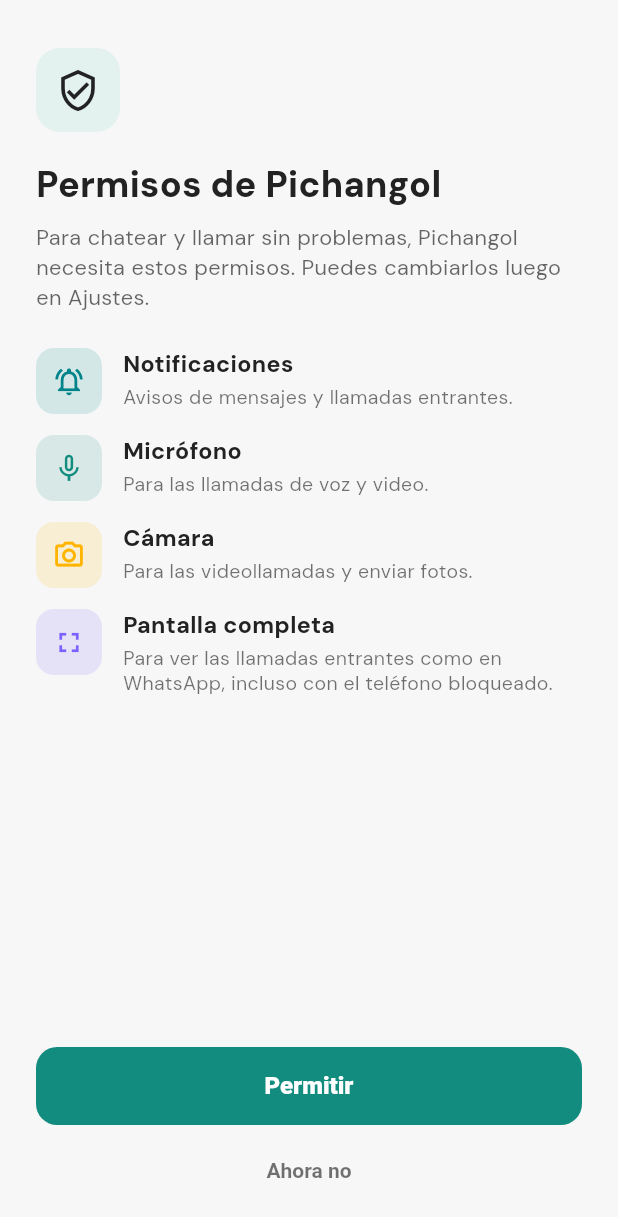
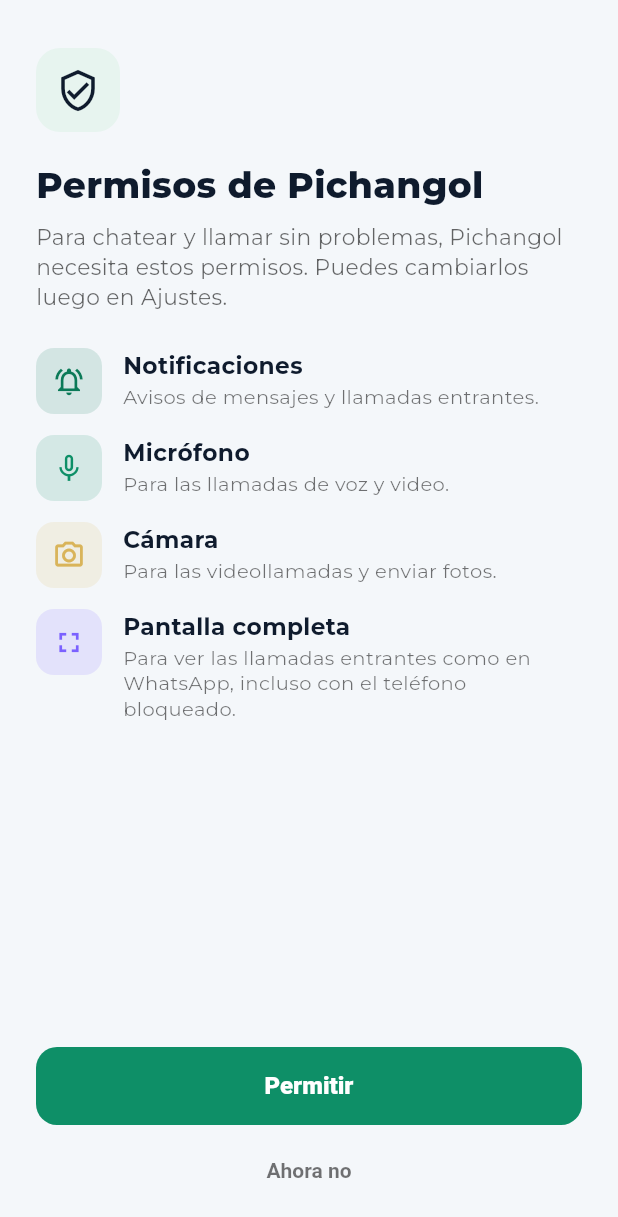
Before and after one commit to dcalagua/canchas-app-lima, a Flutter app: the screen it shows after launch, after a tap on "Saltar", on a phone screen of 412 x 824 dp. Shown: the top 1217 px of the screen. Run offline on Flutter 3.47's test engine with Material 3 defaults, Android fonts, the phone set to English and light mode, and no system bars; our stand-ins replace audioplayers, cached_network_image, file_picker, firebase_core, firebase_messaging, flutter_cache_manager and 19 more; missing offline and left inert: android_intent_plus, flutter_callkit_incoming, flutter_webrtc, google_mlkit_text_recognition, record; accounts and stored records are empty; network calls fail.

Commit message:
Paleta del logo nuevo + Montserrat SemiBold en toda la app
Pedido del director: aplicar la paleta del logo para ver cómo queda.
Remapeo a nivel de TOKENS (theme.dart), así toda la app se re-pinta sin
tocar cada pantalla:
- Verde esmeralda #0E8F67 → CTA/acento principal (antes verde WhatsApp)
- Azul noche #0F1B2D → texto y superficies oscuras (reemplaza al negro)
- Dorado suave #D9B45A → calificaciones/energía/PRO (reemplaza F2C94C en
  las 7 pantallas que lo tenían fijo)
- Gris claro #E9EEF4 → chips/bordes (trazo #DDE5EF) · fondo #F4F7FA
- Muted gris azulado #627080 · tinte esmeralda suave #E7F4EF
- Tema oscuro ahora en base azul noche (fondo #0A1420, superficies
  #13202F/#1B2A3C)
- Gradientes de headers y banner Pro en azul noche → esmeralda

Tipografía: DM Sans → Montserrat (títulos SemiBold w600, displays w700)
en tema claro y oscuro, vía google_fonts ya presente.

Co-Authored-By: Claude <noreply@anthropic.com>

```diff
--- a/lib/screens/campeonatos_screen.dart
+++ b/lib/screens/campeonatos_screen.dart
@@ -68,7 +68,7 @@ class CampeonatosScreen extends StatelessWidget {
           if (lista.isEmpty) {
             return VacioAirbnb(
               icono: Icons.emoji_events_outlined,
-              colorIcono: const Color(0xFFF2C94C),
+              colorIcono: const Color(0xFFD9B45A),
               titulo: 'Aún no hay\ncampeonatos',
               mensaje: _esDueno()
                   ? 'Crea uno: arma la llave o la liga, carga resultados y '
--- a/lib/screens/perfil_screen.dart
+++ b/lib/screens/perfil_screen.dart
@@ -388,7 +388,7 @@ class _TarjetaIdentidad extends StatelessWidget {
                             mainAxisSize: MainAxisSize.min,
                             children: [
                               Icon(Icons.workspace_premium,
-                                  size: 13, color: Color(0xFFF2C94C)),
+                                  size: 13, color: Color(0xFFD9B45A)),
                               SizedBox(width: 3),
                               Text('PRO',
                                   style: TextStyle(
--- a/lib/screens/recargar_saldo_screen.dart
+++ b/lib/screens/recargar_saldo_screen.dart
@@ -456,7 +456,7 @@ class _RecargarSaldoScreenState extends State<RecargarSaldoScreen> {
             decoration: BoxDecoration(
                 color: const Color(0xFFFFF4E5),
                 borderRadius: BorderRadius.circular(12),
-                border: Border.all(color: const Color(0xFFF2C94C))),
+                border: Border.all(color: const Color(0xFFD9B45A))),
             child: const Row(
               children: [
                 CircleAvatar(radius: 16, backgroundColor: amarillo, child: Icon(Icons.info_outline, size: 17, color: Colors.white)),
--- a/lib/theme.dart
+++ b/lib/theme.dart
@@ -4,7 +4,7 @@ import 'package:google_fonts/google_fonts.dart';
 import 'models/models.dart';
 
 // ─────────────────────────────────────────────────────────────────────────
-// PICHANGOL · Tema final — paleta oficial EBIM (grupoebim.com) + DM Sans
+// PICHANGOL · Tema — PALETA DEL LOGO NUEVO + Montserrat SemiBold
 //
 // Reemplazo directo de lib/theme.dart. Mantiene la MISMA API pública
 // (verdeCancha, coral, colorDeporte, iconoDeporte, buildTheme) para no
@@ -24,25 +24,29 @@ import 'models/models.dart';
 // Requiere en pubspec.yaml → dependencies: google_fonts: ^6.2.1
 // ─────────────────────────────────────────────────────────────────────────
 
-// ── Identidad: estructura AIRBNB (negro Hof + blancos/grises) pero el color de
-// ACENTO es el VERDE de WhatsApp (#128C7E), no el coral. Se mantienen los
-// NOMBRES de los tokens; solo cambia el valor de `lima`, así todo el acento de
-// la app pasa a verde sin tocar cada pantalla.
-const Color lima = Color(0xFF128C7E);   // Verde WhatsApp — CTA / acento principal
-const Color sage = Color(0xFF484848);   // charcoal (degradado de headers)
-const Color teal = Color(0xFF008489);   // Babu — acento secundario (teal)
-const Color amarillo = Color(0xFFFFB400); // dorado (calificaciones/energía)
+// ── Identidad: PALETA DEL LOGO NUEVO (decisión del director) sobre la
+// estructura Airbnb. Se mantienen los NOMBRES de los tokens; solo cambian los
+// valores, así toda la app se re-pinta sin tocar cada pantalla:
+//   Blanco          #FFFFFF → superficies
+//   Azul noche      #0F1B2D → texto / superficies oscuras (reemplaza al negro)
+//   Verde esmeralda #0E8F67 → CTA / acento principal
+//   Dorado suave    #D9B45A → calificaciones / energía / PRO
+//   Gris claro      #E9EEF4 → fondos suaves / bordes
+const Color lima = Color(0xFF0E8F67);   // Verde esmeralda — CTA / acento principal
+const Color sage = Color(0xFF33465E);   // azul noche medio (degradado de headers)
+const Color teal = Color(0xFF0B7A58);   // esmeralda profundo — acento secundario
+const Color amarillo = Color(0xFFD9B45A); // dorado suave (calificaciones/energía)
 const Color naranja = Color(0xFFE07A3E);  // naranja balón (acento de íconos)
 const Color morado = Color(0xFF7B61FF);   // violeta (acento de íconos)
-const Color verde = Color(0xFF484848);  // charcoal medio
-const Color verdeProfundo = Color(0xFF333333); // charcoal profundo
-const Color bosque = Color(0xFF222222); // Hof — texto / superficies oscuras
-const Color tinta = Color(0xFF222222);  // texto (Hof near-black)
-const Color papel = Color(0xFFF7F7F7);  // fondo app (gris muy claro Airbnb)
-const Color papelCalido = Color(0xFFF7F7F7); // fondo panel
-const Color trazo = Color(0xFFDDDDDD);  // bordes / divisores (Airbnb)
-const Color textoTenue = Color(0xFF717171); // muted (Foggy)
-const Color limaSuave = Color(0xFFE3F2EF); // tinte verde WhatsApp suave
+const Color verde = Color(0xFF33465E);  // azul noche medio
+const Color verdeProfundo = Color(0xFF1B2A40); // azul noche profundo
+const Color bosque = Color(0xFF0F1B2D); // Azul noche — texto / superficies oscuras
+const Color tinta = Color(0xFF0F1B2D);  // texto (azul noche)
+const Color papel = Color(0xFFF4F7FA);  // fondo app (blanco azulado)
+const Color papelCalido = Color(0xFFF4F7FA); // fondo panel
+const Color trazo = Color(0xFFDDE5EF);  // bordes / divisores (gris claro)
+const Color textoTenue = Color(0xFF627080); // muted (gris azulado)
+const Color limaSuave = Color(0xFFE7F4EF); // tinte esmeralda suave
 
 /// Gris de texto secundario ADAPTADO al tema: en claro es el Foggy #717171
 /// (bien sobre blanco); en oscuro un gris más claro/frío estilo WhatsApp para
@@ -224,7 +228,7 @@ IconData iconoSuperficie(String superficie) {
 LinearGradient gradienteDeporte(Deporte d) => const LinearGradient(
       begin: Alignment.topLeft,
       end: Alignment.bottomRight,
-      colors: [Color(0xFF5A5A5A), sage, Color(0xFF2B2B2B)],
+      colors: [Color(0xFF3D5470), sage, Color(0xFF16233A)],
     );
 
 ThemeData buildTheme() {
@@ -241,14 +245,15 @@ ThemeData buildTheme() {
     brightness: Brightness.light,
   );
 
-  // Tipografía oficial EBIM: DM Sans (display + UI).
+  // Tipografía de la marca nueva: Montserrat (títulos SemiBold w600/w700).
   final base = ThemeData(useMaterial3: true, colorScheme: scheme);
-  final dm = GoogleFonts.dmSansTextTheme(base.textTheme);
+  final dm = GoogleFonts.montserratTextTheme(base.textTheme);
   final textTheme = dm.copyWith(
     displayLarge: dm.displayLarge?.copyWith(fontWeight: FontWeight.w700, letterSpacing: -0.5),
     displayMedium: dm.displayMedium?.copyWith(fontWeight: FontWeight.w700, letterSpacing: -0.5),
-    headlineSmall: dm.headlineSmall?.copyWith(fontWeight: FontWeight.w700),
-    titleLarge: dm.titleLarge?.copyWith(fontWeight: FontWeight.w700),
+    headlineSmall: dm.headlineSmall?.copyWith(fontWeight: FontWeight.w600),
+    titleLarge: dm.titleLarge?.copyWith(fontWeight: FontWeight.w600),
+    titleMedium: dm.titleMedium?.copyWith(fontWeight: FontWeight.w600),
   ).apply(bodyColor: tinta, displayColor: tinta);
 
   return ThemeData(
@@ -300,7 +305,7 @@ ThemeData buildTheme() {
       hintStyle: const TextStyle(color: textoTenue),
     ),
     chipTheme: ChipThemeData(
-      backgroundColor: const Color(0xFFF7F7F7),
+      backgroundColor: const Color(0xFFE9EEF4),
       labelStyle: const TextStyle(
           fontWeight: FontWeight.w700, fontSize: 12, color: bosque),
       // Chip SELECCIONADO: verde sólido con texto/check blancos (legible en
@@ -393,12 +398,12 @@ ThemeData buildTheme() {
 
 // Tokens del tema oscuro (privados; el resto de la app sigue usando los tokens
 // claros salvo donde ya se lee del ColorScheme).
-const Color _oscFondo = Color(0xFF1A1A1A);      // page (negro Airbnb)
-const Color _oscSuperficie = Color(0xFF242424); // tarjetas / appbar
-const Color _oscSuperficie2 = Color(0xFF2E2E2E); // inputs / chips
-const Color _oscTrazo = Color(0xFF3A3A3A);      // bordes / divisores
-const Color _oscTexto = Color(0xFFF2F2F2);       // texto principal
-const Color _oscTenue = Color(0xFFA0A0A0);       // texto muted
+const Color _oscFondo = Color(0xFF0A1420);      // page (azul noche profundo)
+const Color _oscSuperficie = Color(0xFF13202F); // tarjetas / appbar
+const Color _oscSuperficie2 = Color(0xFF1B2A3C); // inputs / chips
+const Color _oscTrazo = Color(0xFF2A3A4E);      // bordes / divisores
+const Color _oscTexto = Color(0xFFF2F5F9);       // texto principal
+const Color _oscTenue = Color(0xFF9FB0C2);       // texto muted
 
 ThemeData buildThemeOscuro() {
   final scheme = ColorScheme.fromSeed(
@@ -415,12 +420,13 @@ ThemeData buildThemeOscuro() {
   );
 
   final base = ThemeData(useMaterial3: true, colorScheme: scheme);
-  final dm = GoogleFonts.dmSansTextTheme(base.textTheme);
+  final dm = GoogleFonts.montserratTextTheme(base.textTheme);
   final textTheme = dm.copyWith(
     displayLarge: dm.displayLarge?.copyWith(fontWeight: FontWeight.w700, letterSpacing: -0.5),
     displayMedium: dm.displayMedium?.copyWith(fontWeight: FontWeight.w700, letterSpacing: -0.5),
-    headlineSmall: dm.headlineSmall?.copyWith(fontWeight: FontWeight.w700),
-    titleLarge: dm.titleLarge?.copyWith(fontWeight: FontWeight.w700),
+    headlineSmall: dm.headlineSmall?.copyWith(fontWeight: FontWeight.w600),
+    titleLarge: dm.titleLarge?.copyWith(fontWeight: FontWeight.w600),
+    titleMedium: dm.titleMedium?.copyWith(fontWeight: FontWeight.w600),
   ).apply(bodyColor: _oscTexto, displayColor: _oscTexto);
 
   return ThemeData(
--- a/lib/widgets/banner_pro.dart
+++ b/lib/widgets/banner_pro.dart
@@ -49,7 +49,8 @@ class BannerPro extends StatelessWidget {
                   gradient: const LinearGradient(
                     begin: Alignment.topLeft,
                     end: Alignment.bottomRight,
-                    colors: [bosque, Color(0xFF1E5C4C)],
+                    // Azul noche → esmeralda profundo (paleta del logo nuevo).
+                    colors: [bosque, Color(0xFF0B7A58)],
                   ),
                   borderRadius: BorderRadius.circular(18),
                   boxShadow: const [
@@ -136,7 +137,7 @@ class BannerPro extends StatelessWidget {
             child: Row(
               children: [
                 const Icon(Icons.workspace_premium,
-                    color: Color(0xFFF2C94C), size: 20),
+                    color: Color(0xFFD9B45A), size: 20),
                 const SizedBox(width: 8),
                 const Expanded(
                   child: Text('Eres Pichangol PRO',
--- a/lib/widgets/chat_burbuja.dart
+++ b/lib/widgets/chat_burbuja.dart
@@ -38,7 +38,7 @@ class ChatBurbuja extends StatelessWidget {
               width: 6,
               height: 6,
               decoration: const BoxDecoration(
-                  color: Color(0xFFF2C94C), shape: BoxShape.circle),
+                  color: Color(0xFFD9B45A), shape: BoxShape.circle),
             ),
           ),
         ],
--- a/lib/widgets/pago_procesando.dart
+++ b/lib/widgets/pago_procesando.dart
@@ -242,7 +242,7 @@ class _PosCobrandoPainter extends CustomPainter {
       RRect.fromRectAndRadius(
           Rect.fromLTWH(cardRect.left + 6, cardRect.top + 7, 8, 6),
           const Radius.circular(2)),
-      Paint()..color = const Color(0xFFF2C94C),
+      Paint()..color = const Color(0xFFD9B45A),
     );
     canvas.drawRRect(
       RRect.fromRectAndRadius(
--- a/lib/widgets/pago_tarjeta_sheet.dart
+++ b/lib/widgets/pago_tarjeta_sheet.dart
@@ -346,7 +346,7 @@ class _PagoTarjetaSheetState extends State<_PagoTarjetaSheet> {
                       decoration: BoxDecoration(
                           color: const Color(0xFFFFF4E5),
                           borderRadius: BorderRadius.circular(12),
-                          border: Border.all(color: const Color(0xFFF2C94C))),
+                          border: Border.all(color: const Color(0xFFD9B45A))),
                       child: const Text(
                           'En modo prueba, Yape no valida (limitación de Culqi). '
                           'Para probar usa Tarjeta.',
```
